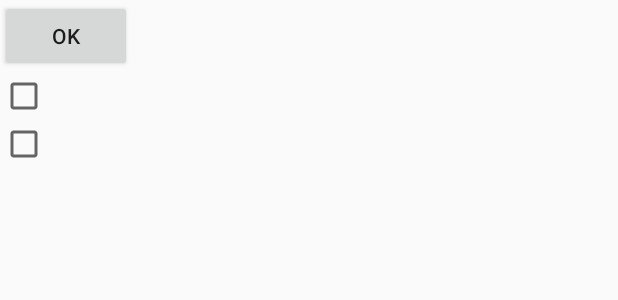
After one commit to irakligeo/DAGS, an Android app: the layout filter_dialog_fragment.xml on its own in the app's theme, with its tools: preview values and no code run, on a phone screen of 412 x 824 dp. The commit adds this screen. Shown: the top 300 px of the screen. Run offline under Robolectric (Android 15) with nearby library versions, the phone set to English and light mode, and no system bars; network calls fail.

Commit message:
filtration
demo

```diff
--- a/app/src/main/java/geolab/dags/adpaters/ListViewAdapter.java
+++ b/app/src/main/java/geolab/dags/adpaters/ListViewAdapter.java
@@ -104,8 +104,6 @@ public class ListViewAdapter extends BaseAdapter {
                 .load(url)
                 .resize(600, 400)
                 .onlyScaleDown()
-                   // blur effect
-//                .transform(new BlurTransformation(context))
                 .centerCrop()
                 .into(viewHolder.imgView);
 
--- a/app/src/main/java/geolab/dags/fragment/ViewPagerFragment.java
+++ b/app/src/main/java/geolab/dags/fragment/ViewPagerFragment.java
@@ -196,8 +196,6 @@ public class ViewPagerFragment extends android.support.v4.app.Fragment {
                     graphiteListView = (ListView)rootView.findViewById(R.id.graphiteList);
                     graphiteListView.setAdapter(new ListViewAdapter(getActivity(), graphiteItems));
 
-
-
                     //dismiss progressDialog after loading data
                     progressDialog.dismiss();
                     mSwipeRefreshLayout.setRefreshing(false);
--- /dev/null
+++ b/app/src/main/res/layout/filter_dialog_fragment.xml
@@ -0,0 +1,32 @@
+<?xml version="1.0" encoding="utf-8"?>
+<FrameLayout
+    xmlns:android="http://schemas.android.com/apk/res/android"
+    android:orientation="vertical"
+    android:layout_width="match_parent"
+    android:layout_height="match_parent">
+
+    <RelativeLayout
+        android:layout_width="wrap_content"
+        android:layout_height="wrap_content">
+
+    <Button
+        android:id="@+id/button1"
+        android:layout_width="wrap_content"
+        android:layout_height="wrap_content"
+        android:text="ok"/>
+
+    <CheckBox
+        android:id="@+id/checkBox1"
+        android:layout_below="@+id/button1"
+        android:layout_width="wrap_content"
+        android:layout_height="wrap_content" />
+
+    <CheckBox
+        android:id="@+id/checkBox2"
+        android:layout_width="wrap_content"
+        android:layout_below="@+id/checkBox1"
+        android:layout_height="wrap_content" />
+
+    </RelativeLayout>
+
+</FrameLayout>
--- a/app/src/main/res/menu/menu_main.xml
+++ b/app/src/main/res/menu/menu_main.xml
@@ -10,6 +10,11 @@
         android:orderInCategory="100"
         app:showAsAction="never" />
 
+    <item android:id="@+id/action_filter"
+        android:title="@string/action_filter"
+        android:orderInCategory="100"
+        app:showAsAction="never" />
+
     <!--<item-->
         <!--android:id="@+id/listColor"-->
         <!--android:title="@string/listColor"-->
--- a/app/src/main/res/menu/menu_map.xml
+++ b/app/src/main/res/menu/menu_map.xml
@@ -9,8 +9,5 @@
         android:orderInCategory="100"
         app:showAsAction="never" />
 
-    <item android:id="@+id/action_filter"
-        android:title="@string/action_filter"
-        android:orderInCategory="100"
-        app:showAsAction="never" />
+
 </menu>
--- a/app/src/main/res/values/strings.xml
+++ b/app/src/main/res/values/strings.xml
@@ -1,7 +1,7 @@
 <resources>
     <string name="app_name">DAGS</string>
 
-    <string name="action_settings">Settings</string>
+    <string name="action_settings">პარამეტრები</string>
     <string name="title_activity_graphite_item_detail">GraphiteItemDetail</string>
 
     <string name="google_maps_key">AIzaSyCpD0CEB4QsC7abCkz0cHQyv4NJFZCqInE</string>
```
Also changed, not shown: app/src/main/java/geolab/dags/MainActivity.java (+32 -2 lines), app/src/main/java/geolab/dags/fragment/MapFragment.java (+12 -6 lines), app/src/main/res/layout/cardview_color_change.xml (deleted, +0 -28 lines).
